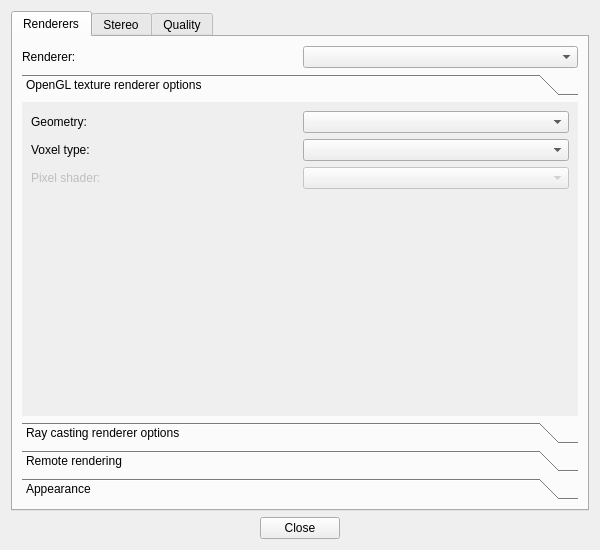
This is vox-desk-qt/src/vvprefdialog.ui in deskvox/deskvox as Qt 5 draws it before an edit. The edited form follows.
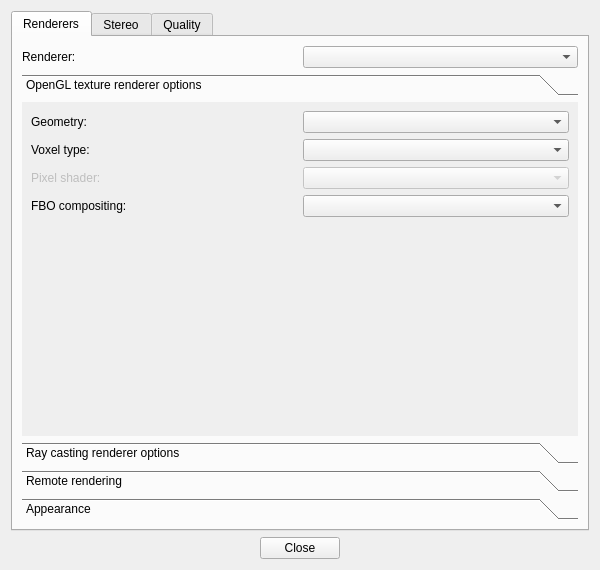
This is the edited form. The open tabs and pages were chosen to show the change.

Commit message: Choose fbo alpha compositing for texrend

```diff
--- a/vox-desk-qt/src/vvprefdialog.ui
+++ b/vox-desk-qt/src/vvprefdialog.ui
@@ -7,7 +7,7 @@
     <x>0</x>
     <y>0</y>
     <width>600</width>
-    <height>550</height>
+    <height>570</height>
    </rect>
   </property>
   <property name="windowTitle">
@@ -55,8 +55,8 @@
            <rect>
             <x>0</x>
             <y>0</y>
-            <width>351</width>
-            <height>176</height>
+            <width>530</width>
+            <height>265</height>
            </rect>
           </property>
           <attribute name="label">
@@ -135,6 +135,20 @@
              </item>
             </layout>
            </item>
+           <item>
+            <layout class="QHBoxLayout" name="fboLayout">
+             <item>
+              <widget class="QLabel" name="fboLabel">
+               <property name="text">
+                <string>FBO compositing:</string>
+               </property>
+              </widget>
+             </item>
+             <item>
+              <widget class="QComboBox" name="fboBox"/>
+             </item>
+            </layout>
+           </item>
            <item>
             <layout class="QHBoxLayout" name="texInfoLayout">
              <item>
```
Left out of the diff: 14 changed lines with no effect on the pictures. The commit also changes 2 other files.
